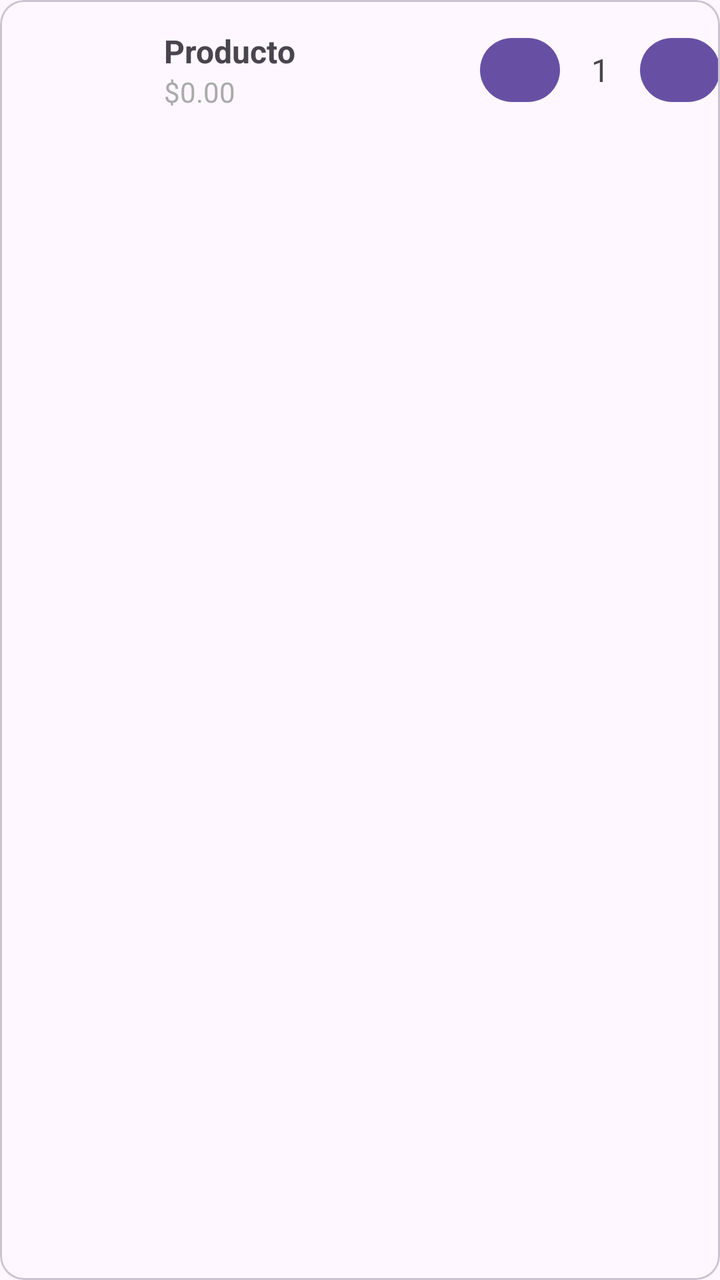
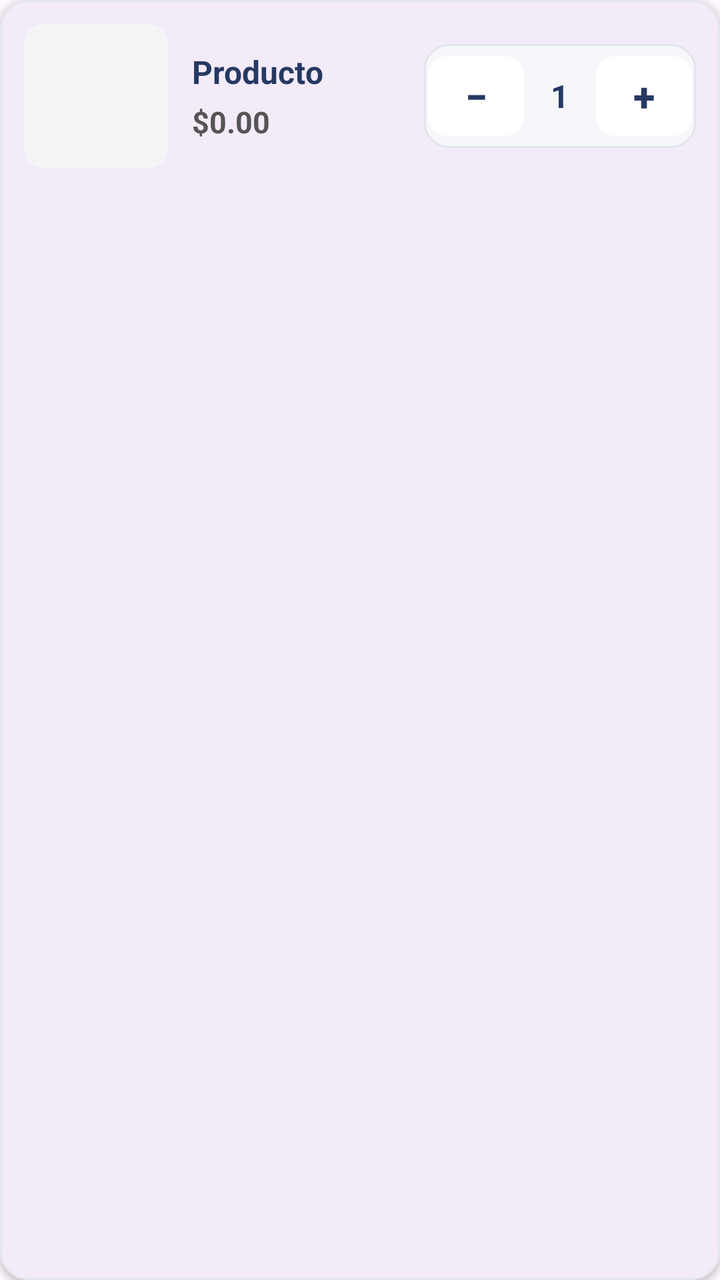

Screens rendered from an Android XML layout before and after an edit, with the pre-edit source and the edit as a unified diff.
<!-- AndroidManifest.xml: application theme Theme.MyApplication -->
<!-- res/layout/item_car.xml -->
<?xml version="1.0" encoding="utf-8"?>
<com.google.android.material.card.MaterialCardView xmlns:android="http://schemas.android.com/apk/res/android"
    android:layout_width="match_parent"
    android:layout_height="wrap_content"
    android:layout_margin="8dp"
    android:padding="12dp">

    <LinearLayout
        android:layout_width="match_parent"
        android:layout_height="wrap_content"
        android:orientation="horizontal"
        android:gravity="center_vertical">

        <ImageView
            android:id="@+id/imgProducto"
            android:layout_width="70dp"
            android:layout_height="70dp"
            android:layout_marginEnd="12dp"
            android:scaleType="centerCrop"/>

        <LinearLayout
            android:layout_width="0dp"
            android:layout_height="wrap_content"
            android:layout_weight="1"
            android:orientation="vertical">

            <TextView
                android:id="@+id/txtNombreProducto"
                android:layout_width="wrap_content"
                android:layout_height="wrap_content"
                android:text="Producto"
                android:textStyle="bold"
                android:textSize="16sp"/>

            <TextView
                android:id="@+id/txtPrecio"
                android:layout_width="wrap_content"
                android:layout_height="wrap_content"
                android:text="$0.00"
                android:textColor="@android:color/darker_gray"/>
        </LinearLayout>

        <LinearLayout
            android:layout_width="wrap_content"
            android:layout_height="wrap_content"
            android:orientation="horizontal"
            android:gravity="center">

            <Button
                android:id="@+id/btnMenos"
                android:layout_width="40dp"
                android:layout_height="40dp"
                android:text="–"/>

            <TextView
                android:id="@+id/txtCantidad"
                android:layout_width="40dp"
                android:layout_height="40dp"
                android:gravity="center"
                android:text="1"
                android:textSize="16sp"/>

            <Button
                android:id="@+id/btnMas"
                android:layout_width="40dp"
                android:layout_height="40dp"
                android:text="+"/>
        </LinearLayout>
    </LinearLayout>
</com.google.android.material.card.MaterialCardView>
<!-- resources referenced by this layout -->
<resources>
  <style name="Theme.MyApplication" parent="Base.Theme.MyApplication" />
  <style name="Base.Theme.MyApplication" parent="Theme.Material3.DayNight.NoActionBar">
          
          
      </style>
</resources>

<!-- the commit's change to res/layout/item_car.xml (unified diff, before → after) -->
@@ -1,70 +1,119 @@
 <?xml version="1.0" encoding="utf-8"?>
-<com.google.android.material.card.MaterialCardView xmlns:android="http://schemas.android.com/apk/res/android"
+<com.google.android.material.card.MaterialCardView
+    xmlns:android="http://schemas.android.com/apk/res/android"
+    xmlns:app="http://schemas.android.com/apk/res-auto"
     android:layout_width="match_parent"
     android:layout_height="wrap_content"
-    android:layout_margin="8dp"
-    android:padding="12dp">
+    android:layout_marginStart="8dp"
+    android:layout_marginEnd="8dp"
+    android:layout_marginTop="6dp"
+    android:layout_marginBottom="6dp"
+    app:cardCornerRadius="14dp"
+    app:cardElevation="2dp"
+    app:strokeWidth="1dp"
+    app:strokeColor="#E5E7EB">
 
     <LinearLayout
         android:layout_width="match_parent"
         android:layout_height="wrap_content"
         android:orientation="horizontal"
-        android:gravity="center_vertical">
+        android:gravity="center_vertical"
+        android:padding="12dp">
 
+        
         <ImageView
             android:id="@+id/imgProducto"
-            android:layout_width="70dp"
-            android:layout_height="70dp"
+            android:layout_width="72dp"
+            android:layout_height="72dp"
             android:layout_marginEnd="12dp"
-            android:scaleType="centerCrop"/>
+            android:scaleType="centerCrop"
+            android:background="@drawable/bg_product_image"
+            android:contentDescription="@string/product_image" />
 
+        
         <LinearLayout
             android:layout_width="0dp"
             android:layout_height="wrap_content"
             android:layout_weight="1"
-            android:orientation="vertical">
+            android:orientation="vertical"
+            android:paddingEnd="8dp">
 
             <TextView
                 android:id="@+id/txtNombreProducto"
-                android:layout_width="wrap_content"
+                android:layout_width="match_parent"
                 android:layout_height="wrap_content"
                 android:text="Producto"
+                android:textColor="#263963"
+                android:textSize="16sp"
                 android:textStyle="bold"
-                android:textSize="16sp"/>
+                android:maxLines="2"
+                android:ellipsize="end" />
 
             <TextView
                 android:id="@+id/txtPrecio"
                 android:layout_width="wrap_content"
                 android:layout_height="wrap_content"
+                android:layout_marginTop="4dp"
                 android:text="$0.00"
-                android:textColor="@android:color/darker_gray"/>
+                android:textColor="#555555"
+                android:textSize="15sp"
+                android:textStyle="bold" />
+
         </LinearLayout>
 
+        
         <LinearLayout
             android:layout_width="wrap_content"
             android:layout_height="wrap_content"
             android:orientation="horizontal"
-            android:gravity="center">
+            android:gravity="center"
+            android:background="@drawable/bg_quantity_container"
+            android:padding="2dp">
 
-            <Button
+            <com.google.android.material.button.MaterialButton
                 android:id="@+id/btnMenos"
-                android:layout_width="40dp"
-                android:layout_height="40dp"
-                android:text="–"/>
+                android:layout_width="48dp"
+                android:layout_height="48dp"
+                android:minWidth="48dp"
+                android:minHeight="48dp"
+                android:padding="0dp"
+                android:text="−"
+                android:textColor="#263963"
+                android:textSize="20sp"
+                android:textStyle="bold"
+                app:backgroundTint="@android:color/white"
+                app:cornerRadius="10dp"
+                app:iconTint="#263963"
+                app:rippleColor="#20263963" />
 
             <TextView
                 android:id="@+id/txtCantidad"
-                android:layout_width="40dp"
-                android:layout_height="40dp"
+                android:layout_width="36dp"
+                android:layout_height="48dp"
                 android:gravity="center"
                 android:text="1"
-                android:textSize="16sp"/>
+                android:textColor="#263963"
+                android:textSize="16sp"
+                android:textStyle="bold" />
 
-            <Button
+            <com.google.android.material.button.MaterialButton
                 android:id="@+id/btnMas"
-                android:layout_width="40dp"
-                android:layout_height="40dp"
-                android:text="+"/>
+                android:layout_width="48dp"
+                android:layout_height="48dp"
+                android:minWidth="48dp"
+                android:minHeight="48dp"
+                android:padding="0dp"
+                android:text="+"
+                android:textColor="#263963"
+                android:textSize="20sp"
+                android:textStyle="bold"
+                app:backgroundTint="@android:color/white"
+                app:cornerRadius="10dp"
+                app:iconTint="#263963"
+                app:rippleColor="#20263963" />
+
         </LinearLayout>
+
     </LinearLayout>
+
 </com.google.android.material.card.MaterialCardView>
<!-- resource entries referenced after the edit -->
@@ -1,5 +1,30 @@
 <!-- resources referenced by this layout -->
 <resources>
+  <!-- drawable bg_product_image (drawable) -->
+  <?xml version="1.0" encoding="utf-8"?>
+  <shape xmlns:android="http://schemas.android.com/apk/res/android"
+      android:shape="rectangle">
+  
+      <solid android:color="#F5F5F5" />
+  
+      <corners android:radius="10dp" />
+  
+  </shape>
+  <!-- drawable bg_quantity_container (drawable) -->
+  <?xml version="1.0" encoding="utf-8"?>
+  <shape xmlns:android="http://schemas.android.com/apk/res/android"
+      android:shape="rectangle">
+  
+      <solid android:color="#F5F7FA" />
+  
+      <corners android:radius="12dp" />
+  
+      <stroke
+          android:width="1dp"
+          android:color="#E1E5EB" />
+  
+  </shape>
+  <string name="product_image">Imagen del producto</string>
   <style name="Theme.MyApplication" parent="Base.Theme.MyApplication" />
   <style name="Base.Theme.MyApplication" parent="Theme.Material3.DayNight.NoActionBar">
           
